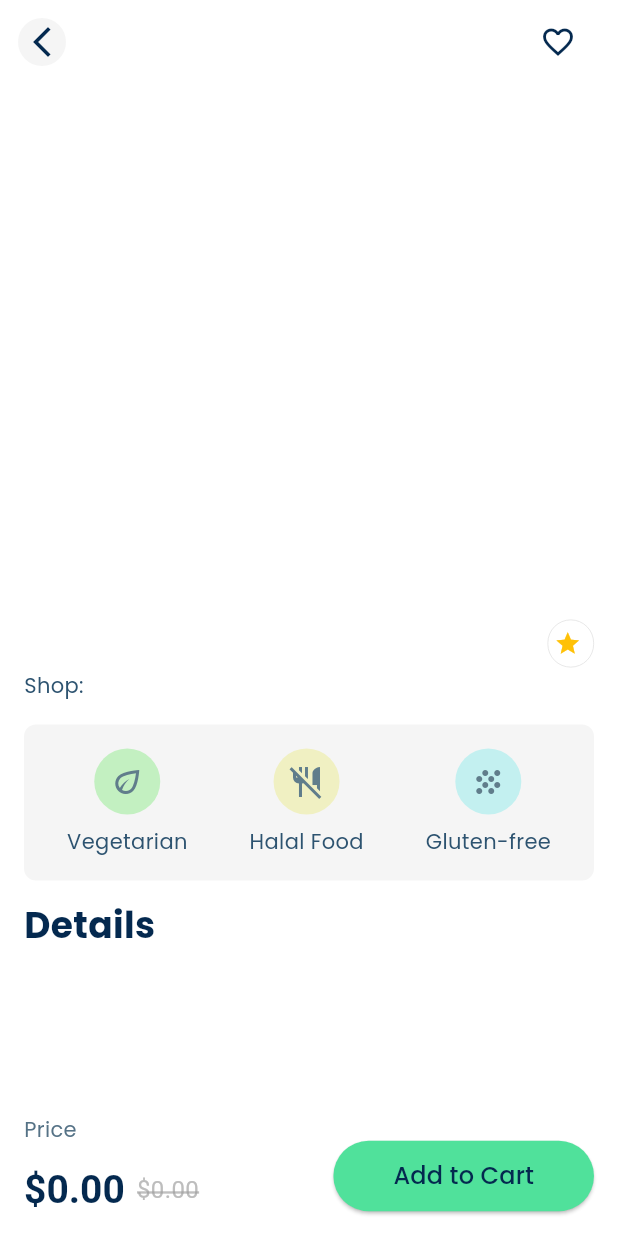
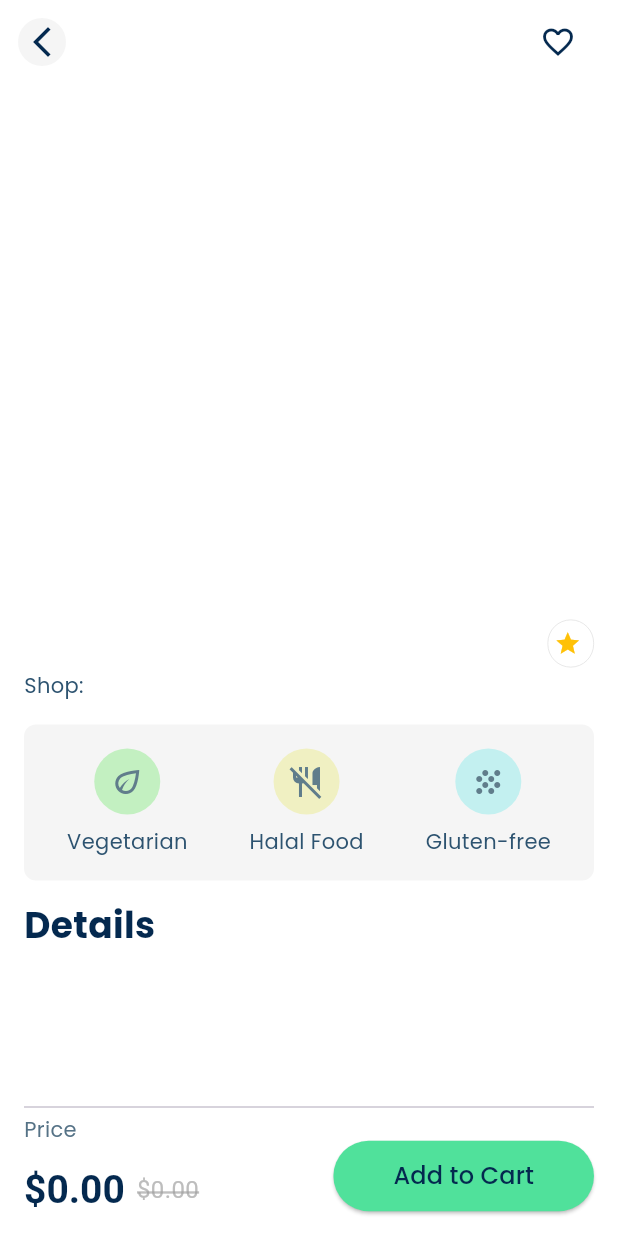
Before and after one commit to gabrielhfdl/bento-challenge, a Flutter app: the SpecialItemDetailPage screen opened directly with empty values, on a phone screen of 412 x 824 dp. Run offline on Flutter 3.47's test engine with Material 3 defaults, Android fonts, the phone set to English and light mode, and no system bars; drawn by our look-alikes of smooth_page_indicator; our stand-ins replace cached_network_image, geocoding, geolocator, rxdart; network calls fail.

Commit message:
fix: final adjustment layout

```diff
--- a/lib/presentation/pages/special_item_details_page.dart
+++ b/lib/presentation/pages/special_item_details_page.dart
@@ -195,6 +195,7 @@ class _SpecialItemDetailPageState extends State<SpecialItemDetailPage> {
                 mainAxisSize: MainAxisSize.min,
                 crossAxisAlignment: CrossAxisAlignment.start,
                 children: [
+                  const Divider(),
                   const Text(
                     'Price',
                     style: TextStyle(
--- a/lib/presentation/widgets/location_dropdown.dart
+++ b/lib/presentation/widgets/location_dropdown.dart
@@ -66,7 +66,7 @@ class LocationDropdownState extends State<LocationDropdown> {
           style: TextStyle(
             color: BentoColors.primaryBlue,
             fontSize: 16,
-            fontWeight: FontWeight.w500,
+            fontWeight: FontWeight.bold,
             fontFamily: 'Poppins',
           ),
         ),
```
